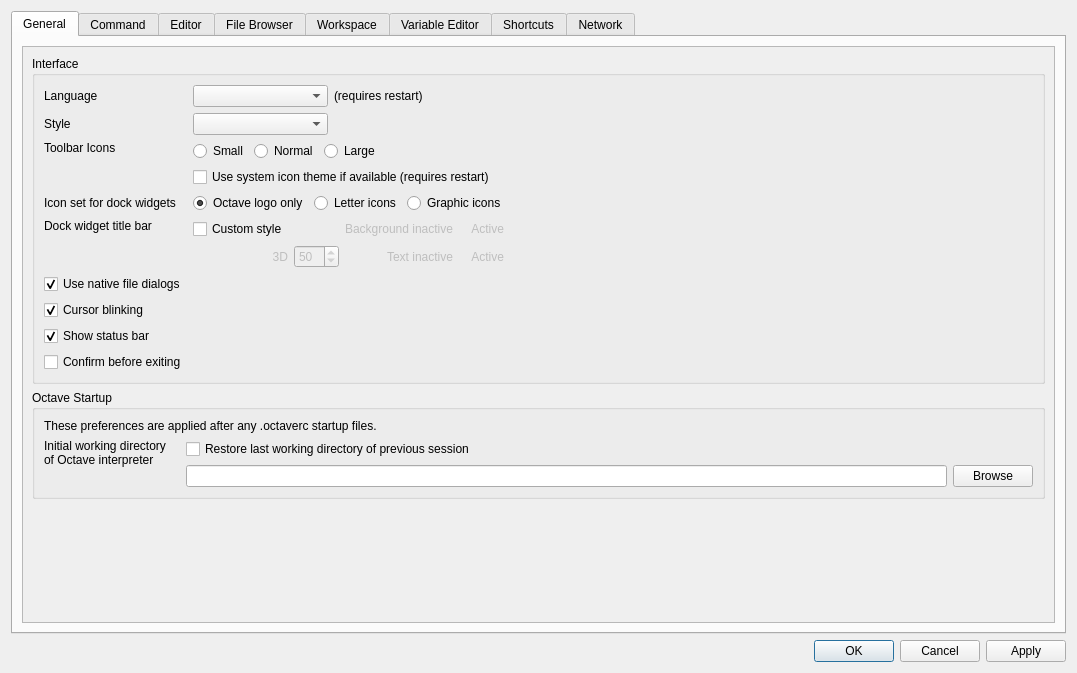
Above: libgui/src/settings-dialog.ui from gnu-octave/octave before the change. Below: the same form after it.
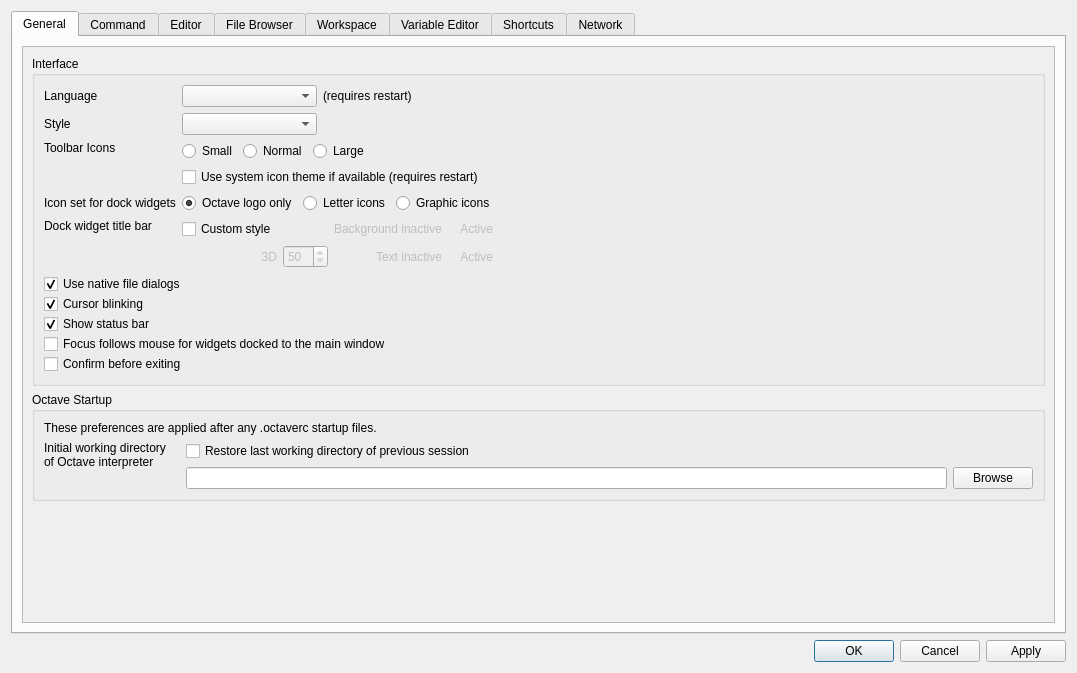
That is the form after the change. The open tabs and pages were chosen to show the change.

Commit message: provide focus follows mouse for widgets in the main window (bug #59701)

The edit to the form file:
```diff
--- a/libgui/src/settings-dialog.ui
+++ b/libgui/src/settings-dialog.ui
@@ -51,9 +51,9 @@
           <property name="geometry">
            <rect>
             <x>0</x>
-            <y>-38</y>
+            <y>0</y>
             <width>1021</width>
-            <height>607</height>
+            <height>616</height>
            </rect>
           </property>
           <layout class="QVBoxLayout" name="verticalLayout_17">
@@ -112,16 +112,6 @@
                   </property>
                  </widget>
                 </item>
-                <item row="8" column="0">
-                 <widget class="QCheckBox" name="cb_use_native_file_dialogs">
-                  <property name="text">
-                   <string>Use native file dialogs</string>
-                  </property>
-                  <property name="checked">
-                   <bool>true</bool>
-                  </property>
-                 </widget>
-                </item>
                 <item row="3" column="1">
                  <layout class="QVBoxLayout" name="verticalLayout_5">
                   <item>
@@ -174,26 +164,6 @@
                   </item>
                  </layout>
                 </item>
-                <item row="9" column="0">
-                 <widget class="QCheckBox" name="cb_cursor_blinking">
-                  <property name="text">
-                   <string>Cursor blinking</string>
-                  </property>
-                  <property name="checked">
-                   <bool>true</bool>
-                  </property>
-                 </widget>
-                </item>
-                <item row="10" column="0">
-                 <widget class="QCheckBox" name="cb_status_bar">
-                  <property name="text">
-                   <string>Show status bar</string>
-                  </property>
-                  <property name="checked">
-                   <bool>true</bool>
-                  </property>
-                 </widget>
-                </item>
                 <item row="5" column="1">
                  <layout class="QHBoxLayout" name="horizontalLayout_9">
                   <item>
@@ -414,13 +384,6 @@
                   </item>
                  </layout>
                 </item>
-                <item row="11" column="0">
-                 <widget class="QCheckBox" name="cb_prompt_to_exit">
-                  <property name="text">
-                   <string>Confirm before exiting</string>
-                  </property>
-                 </widget>
-                </item>
                 <item row="1" column="0">
                  <widget class="QLabel" name="label_2">
                   <property name="text">
@@ -464,6 +427,63 @@
                 </item>
                </layout>
               </item>
+              <item>
+               <layout class="QVBoxLayout" name="verticalLayout_35">
+                <property name="spacing">
+                 <number>0</number>
+                </property>
+                <property name="topMargin">
+                 <number>0</number>
+                </property>
+                <item>
+                 <widget class="QCheckBox" name="cb_use_native_file_dialogs">
+                  <property name="text">
+                   <string>Use native file dialogs</string>
+                  </property>
+                  <property name="checked">
+                   <bool>true</bool>
+                  </property>
+                 </widget>
+                </item>
+                <item>
+                 <widget class="QCheckBox" name="cb_cursor_blinking">
+                  <property name="text">
+                   <string>Cursor blinking</string>
+                  </property>
+                  <property name="checked">
+                   <bool>true</bool>
+                  </property>
+                 </widget>
+                </item>
+                <item>
+                 <widget class="QCheckBox" name="cb_status_bar">
+                  <property name="text">
+                   <string>Show status bar</string>
+                  </property>
+                  <property name="checked">
+                   <bool>true</bool>
+                  </property>
+                 </widget>
+                </item>
+                <item>
+                 <widget class="QCheckBox" name="cb_focus_follows_mouse">
+                  <property name="toolTip">
+                   <string>&lt;html&gt;&lt;head/&gt;&lt;body&gt;&lt;p&gt;If set, the focus of the widgets that are docked to the main window follows the mouse cursor. This is intended for having the same behavior within the main window when &amp;quot;focus follows mouse&amp;quot; is used for the desktop environment.&lt;/p&gt;&lt;/body&gt;&lt;/html&gt;</string>
+                  </property>
+                  <property name="text">
+                   <string>Focus follows mouse for widgets docked to the main window</string>
+                  </property>
+                 </widget>
+                </item>
+                <item>
+                 <widget class="QCheckBox" name="cb_prompt_to_exit">
+                  <property name="text">
+                   <string>Confirm before exiting</string>
+                  </property>
+                 </widget>
+                </item>
+               </layout>
+              </item>
              </layout>
             </widget>
            </item>
```
Left out of the diff: 2 changed lines with no effect on the pictures. The commit also changes 4 other files.
